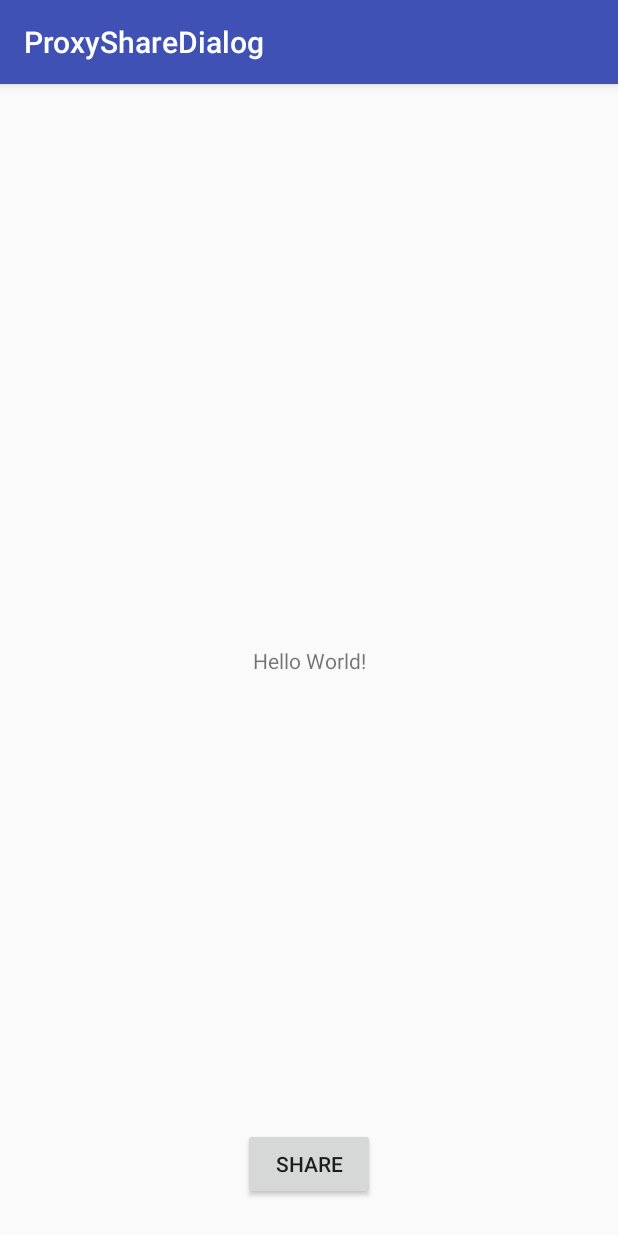
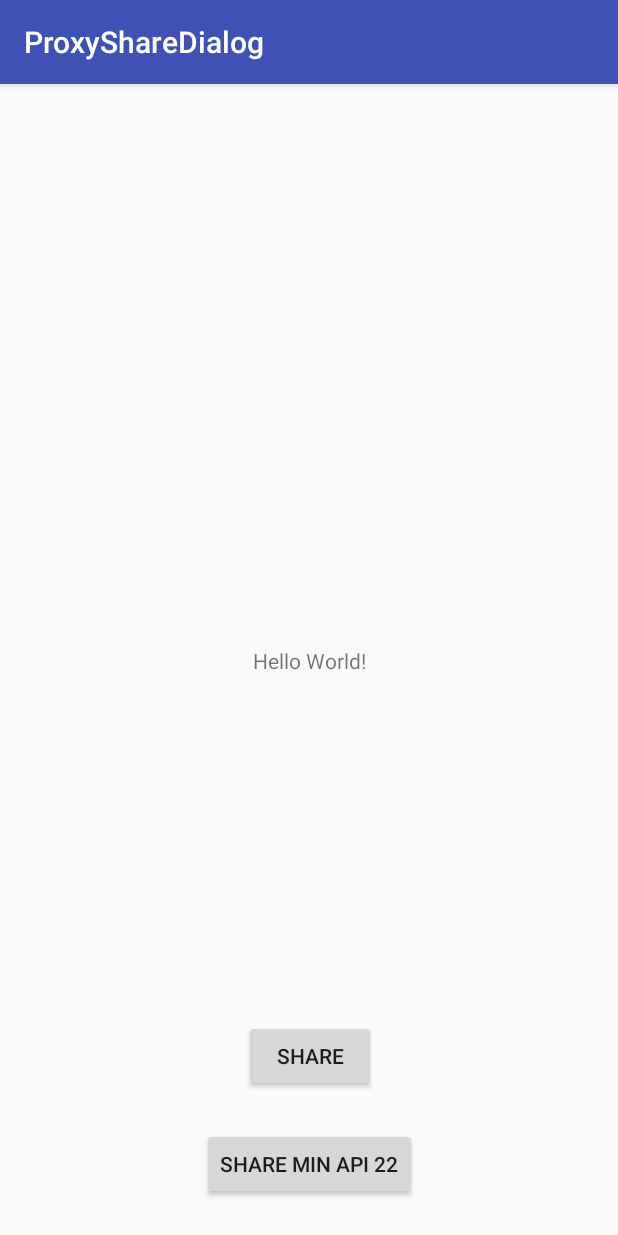
Before and after one commit to shamilovstas/ShareInterceptExample, an Android app: the screen it shows after launch (MainActivity), on a phone screen of 412 x 824 dp. Run offline under Robolectric (Android 15) with nearby library versions, the phone set to English and light mode, and no system bars.

```diff
--- a/app/build.gradle
+++ b/app/build.gradle
@@ -8,7 +8,7 @@ android {
     compileSdkVersion 27
     defaultConfig {
         applicationId "com.shamilov.proxysharedialog"
-        minSdkVersion 21
+        minSdkVersion 22
         targetSdkVersion 25
         versionCode 1
         versionName "1.0"
--- a/app/src/main/java/com/shamilov/proxysharedialog/MainActivity.java
+++ b/app/src/main/java/com/shamilov/proxysharedialog/MainActivity.java
@@ -1,6 +1,7 @@
 package com.shamilov.proxysharedialog;
 
 import android.app.Activity;
+import android.app.PendingIntent;
 import android.content.BroadcastReceiver;
 import android.content.ComponentName;
 import android.content.Context;
@@ -23,17 +24,52 @@ public class MainActivity extends AppCompatActivity {
 
 
     private static final String EXTRA_ORIGINAL_INTENT = "extra.original.intent";
+    private static final String NEW_ACTION_BROADCAST = "new.action.broadcast";
     private String textToShare = "Random text to share with app: %s";
     private static final String EXTRA_REQUEST_CODE = "extra.request.code";
+    private BroadcastReceiver broadcastReceiver;
 
     @Override
     protected void onCreate(@Nullable Bundle savedInstanceState) {
         super.onCreate(savedInstanceState);
         setContentView(R.layout.activity_main);
+        registerReceiver();
 
-        findViewById(R.id.share).setOnClickListener(button -> {
-            share(textToShare);
+        findViewById(R.id.share).setOnClickListener(button -> share(textToShare));
+
+        findViewById(R.id.share_new).setOnClickListener(view -> {
+            shareWithIntentSender();
         });
+
+    }
+
+    @Override
+    protected void onDestroy() {
+        super.onDestroy();
+        unregisterReceiver(broadcastReceiver);
+    }
+
+    private void registerReceiver() {
+        IntentFilter intentFilter = new IntentFilter(NEW_ACTION_BROADCAST);
+        broadcastReceiver = new BroadcastReceiver() {
+            @Override
+            public void onReceive(Context context, Intent intent) {
+                ComponentName componentName = intent.getParcelableExtra(Intent.EXTRA_CHOSEN_COMPONENT);
+                Log.d("Sharing", "intent redelivered to app: " + componentName.getPackageName());
+            }
+        };
+        registerReceiver(broadcastReceiver, intentFilter);
+    }
+
+    private void shareWithIntentSender() {
+        Intent intent = new Intent(Intent.ACTION_SEND);
+        intent.setType("text/plain");
+        intent.putExtra(Intent.EXTRA_TEXT, textToShare);
+
+        Intent redeliverIntent = new Intent(NEW_ACTION_BROADCAST);
+        PendingIntent pendingIntent = PendingIntent.getBroadcast(this, 0, redeliverIntent, PendingIntent.FLAG_UPDATE_CURRENT);
+        Intent sender = Intent.createChooser(intent, "Share via", pendingIntent.getIntentSender());
+        startActivity(sender);
     }
 
     private void share(String text) {
--- a/app/src/main/res/layout/activity_main.xml
+++ b/app/src/main/res/layout/activity_main.xml
@@ -22,6 +22,16 @@
         android:layout_marginBottom="24dp"
         android:layout_height="wrap_content"
         android:text="Share"
+        app:layout_constraintBottom_toTopOf="@+id/share_new"
+        app:layout_constraintStart_toStartOf="@+id/share_new"
+        app:layout_constraintEnd_toEndOf="@+id/share_new"/>
+
+    <Button
+        android:id="@+id/share_new"
+        android:layout_width="wrap_content"
+        android:layout_marginBottom="24dp"
+        android:layout_height="wrap_content"
+        android:text="Share min api 22"
         app:layout_constraintBottom_toBottomOf="parent"
         app:layout_constraintStart_toStartOf="parent"
         app:layout_constraintEnd_toEndOf="parent"/>
--- a/build.gradle
+++ b/build.gradle
@@ -7,7 +7,7 @@ buildscript {
         jcenter()
     }
     dependencies {
-        classpath 'com.android.tools.build:gradle:3.1.2'
+        classpath 'com.android.tools.build:gradle:3.1.3'
         classpath "org.jetbrains.kotlin:kotlin-gradle-plugin:$kotlin_version"
 
         // NOTE: Do not place your application dependencies here; they belong
```
